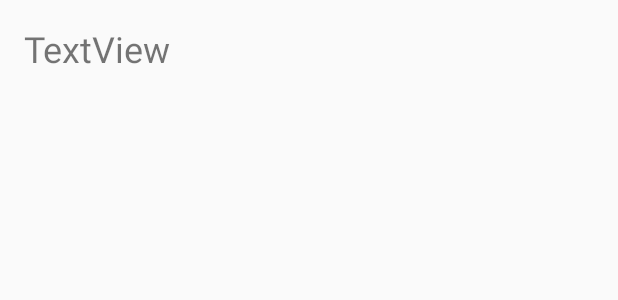
After one commit to liutenghou/android-basics-project, an Android app: the layout activity_display_message.xml on its own in the app's theme, with its tools: preview values and no code run, on a phone screen of 412 x 824 dp. The commit adds this screen. Shown: the top 300 px of the screen. Run offline under Robolectric (Android 15) with nearby library versions, the phone set to English and light mode, and no system bars.

Commit message:
display text activity and layout

```diff
--- /dev/null
+++ b/app/src/main/res/layout/activity_display_message.xml
@@ -0,0 +1,23 @@
+<?xml version="1.0" encoding="utf-8"?>
+<android.support.constraint.ConstraintLayout xmlns:android="http://schemas.android.com/apk/res/android"
+    xmlns:app="http://schemas.android.com/apk/res-auto"
+    xmlns:tools="http://schemas.android.com/tools"
+    android:layout_width="match_parent"
+    android:layout_height="match_parent"
+    tools:context=".DisplayMessageActivity">
+
+    <TextView
+        android:id="@+id/textView"
+        android:layout_width="0dp"
+        android:layout_height="99dp"
+        android:layout_marginEnd="16dp"
+        android:layout_marginLeft="16dp"
+        android:layout_marginRight="16dp"
+        android:layout_marginStart="16dp"
+        android:layout_marginTop="16dp"
+        android:text="TextView"
+        android:textSize="24sp"
+        app:layout_constraintEnd_toEndOf="parent"
+        app:layout_constraintStart_toStartOf="parent"
+        app:layout_constraintTop_toTopOf="parent" />
+</android.support.constraint.ConstraintLayout>
--- a/app/src/main/res/layout/activity_main.xml
+++ b/app/src/main/res/layout/activity_main.xml
@@ -13,6 +13,7 @@
         android:layout_height="wrap_content"
         android:layout_marginEnd="16dp"
         android:layout_marginRight="16dp"
+        android:onClick="sendMessage"
         android:text="@string/button_send"
         app:layout_constraintBaseline_toBaselineOf="@+id/editText"
         app:layout_constraintEnd_toEndOf="parent" />
--- a/app/src/main/res/values/strings.xml
+++ b/app/src/main/res/values/strings.xml
@@ -1,5 +1,5 @@
 <resources>
-    <string name="app_name">TestProject1</string>
+    <string name="app_name">Android Basics App</string>
     <string name="edit_message">Enter a message</string>
     <string name="button_send">Send</string>
 </resources>
```
Also changed, not shown: app/src/main/AndroidManifest.xml (+7 -0 lines), app/src/main/java/com/example/leoliu/testproject1/DisplayMessageActivity.java (added, +24 -0 lines), app/src/main/java/com/example/leoliu/testproject1/MainActivity.java (+14 -0 lines).
